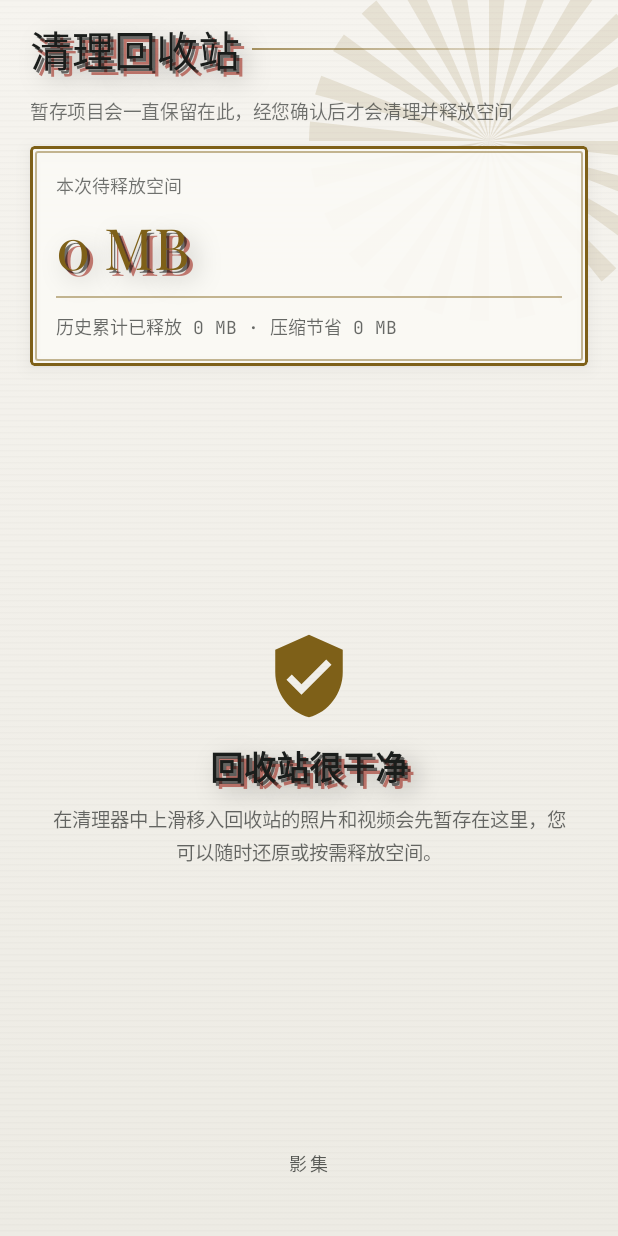
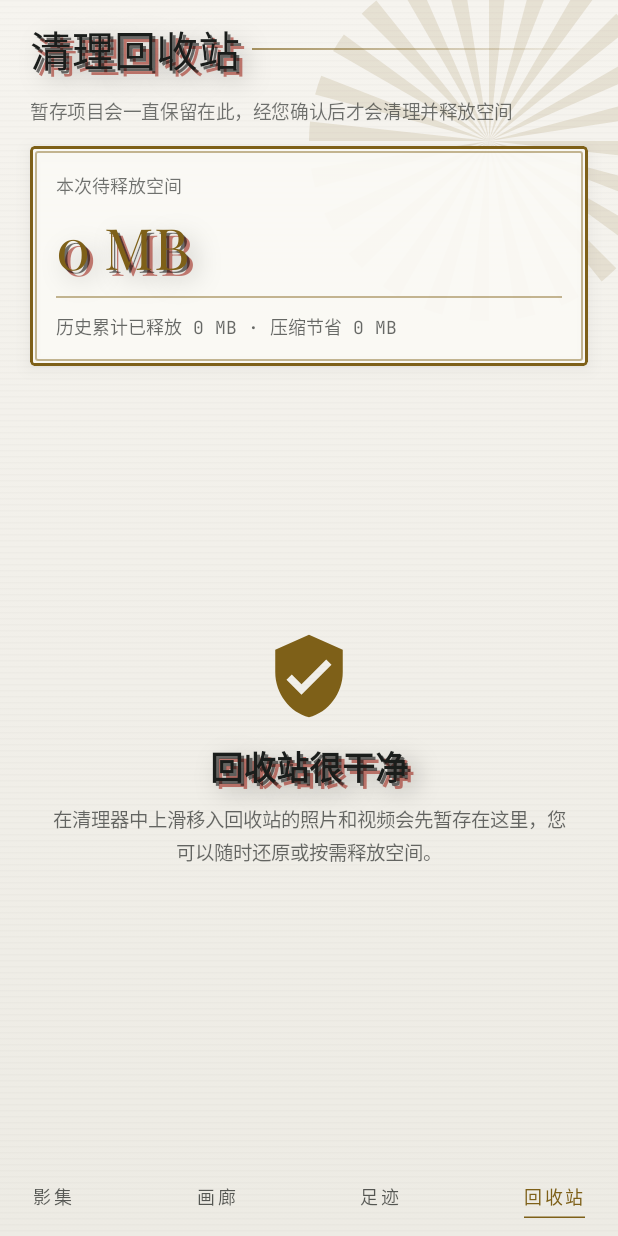
Before and after one commit to Aliyoo/SwipePP, an Android app built with Jetpack Compose: the trash_vault screen opened through its navigation route, on a phone screen of 412 x 824 dp. Run offline under Robolectric (Android 15) with nearby library versions, the phone set to English and light mode, and no system bars; our stand-ins replace Room's generated code.

Commit message:
fix: dock nav tabs pushed offscreen by fillMaxWidth underline
The selected-tab underline Box used fillMaxWidth inside a wrap-content
Column, so every tab column expanded to screen width and the last three
tabs landed offscreen. Draw the underline on the tab column's own bounds
via drawBehind instead.

```diff
--- a/app/src/main/java/com/example/ui/FlipYearApp.kt
+++ b/app/src/main/java/com/example/ui/FlipYearApp.kt
@@ -76,6 +76,7 @@ import androidx.compose.ui.Alignment
 import androidx.compose.ui.Modifier
 import androidx.compose.ui.draw.clip
 import androidx.compose.ui.draw.drawBehind
+import androidx.compose.ui.geometry.Offset
 import androidx.compose.ui.graphics.Color
 import androidx.compose.ui.graphics.vector.ImageVector
 import androidx.compose.ui.hapticfeedback.HapticFeedbackType
@@ -933,6 +934,13 @@ private fun FloatingGalleryDock(
             Column(
                 horizontalAlignment = Alignment.CenterHorizontally,
                 modifier = Modifier
+                    .drawBehind {
+                        // 选中金下划线画在标签自身宽度的底边；宽随文字，四签等高
+                        if (selected) {
+                            val y = size.height - 0.5.dp.toPx()
+                            drawLine(gold, Offset(0f, y), Offset(size.width, y), strokeWidth = 1.dp.toPx())
+                        }
+                    }
                     .clip(RoundedCornerShape(3.dp))
                     .clickable(role = Role.Tab) { onSelectTab(tab.route) }
                     .semantics(mergeDescendants = true) {
@@ -967,14 +975,7 @@ private fun FloatingGalleryDock(
                         )
                     }
                 }
-                Spacer(modifier = Modifier.height(2.dp))
-                // 选中金下划线 1dp；未选中透明同高占位，四签高度一致
-                Box(
-                    modifier = Modifier
-                        .fillMaxWidth()
-                        .height(1.dp)
-                        .background(if (selected) gold else Color.Transparent)
-                )
+                Spacer(modifier = Modifier.height(3.dp))
             }
         }
     }
```
